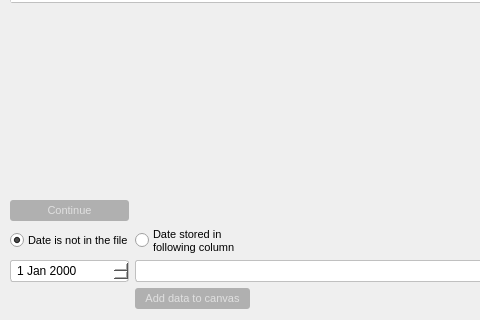
Above: widgets/import_shp_dialog_base.ui from axelande/geodatafarm3 before the change; both pictures show x 0 to 480 and y 332 to 652 of the 1098 by 652 pixel window. Below: the same form after it.
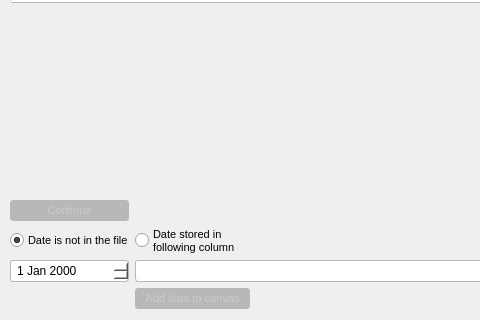
That is the form after the change.

The edit to the form file:
```diff
--- a/widgets/import_shp_dialog_base.ui
+++ b/widgets/import_shp_dialog_base.ui
@@ -22,13 +22,13 @@
 
 /* === Tab bars === */
 QTabWidget::pane {
-  border: 1px solid #c0c0c0;
+  border: 1px solid palette(mid);
   border-radius: 3px;
-  background: #ffffff;
+  background: palette(base);
 }
 QTabBar::tab {
-  background: #f0f0f0;
-  border: 1px solid #c0c0c0;
+  background: palette(window);
+  border: 1px solid palette(mid);
   border-bottom: none;
   border-top-left-radius: 3px;
   border-top-right-radius: 3px;
@@ -37,7 +37,7 @@
   font-size: 8pt;
 }
 QTabBar::tab:selected {
-  background: #ffffff;
+  background: palette(base);
   border-bottom: 2px solid #3574b0;
   color: #3574b0;
 }
@@ -61,16 +61,16 @@
   background-color: #1e4a6e;
 }
 QPushButton:disabled {
-  background-color: #b0b0b0;
-  color: #e0e0e0;
+  background-color: palette(mid);
+  color: palette(midlight);
 }
 
 /* === Inputs === */
 QLineEdit, QPlainTextEdit, QTextEdit {
-  border: 1px solid #c0c0c0;
+  border: 1px solid palette(mid);
   border-radius: 3px;
   padding: 2px 4px;
-  background: #ffffff;
+  background: palette(base);
 }
 QLineEdit:focus, QPlainTextEdit:focus, QTextEdit:focus {
   border: 1px solid #3574b0;
@@ -78,10 +78,10 @@
 
 /* === Combo boxes === */
 QComboBox {
-  border: 1px solid #c0c0c0;
+  border: 1px solid palette(mid);
   border-radius: 3px;
   padding: 2px 4px;
-  background: #ffffff;
+  background: palette(base);
 }
 QComboBox:hover {
   border: 1px solid #3574b0;
@@ -91,22 +91,22 @@
   width: 20px;
 }
 QComboBox QAbstractItemView {
-  color: #000000;
-  background: #ffffff;
-  selection-color: #000000;
-  selection-background-color: #e0e0e0;
+  color: palette(text);
+  background: palette(base);
+  selection-color: palette(highlighted-text);
+  selection-background-color: palette(highlight);
 }
 
 /* === Lists === */
 QListWidget {
-  border: 1px solid #c0c0c0;
+  border: 1px solid palette(mid);
   border-radius: 3px;
-  background: #ffffff;
+  background: palette(base);
 }
 
 /* === Group boxes === */
 QGroupBox {
-  border: 1px solid #c0c0c0;
+  border: 1px solid palette(mid);
   border-radius: 3px;
   margin-top: 8px;
   padding-top: 8px;
@@ -132,21 +132,21 @@
 
 /* === Calendar === */
 QCalendarWidget {
-  border: 1px solid #c0c0c0;
+  border: 1px solid palette(mid);
   border-radius: 3px;
 }
 
 /* === Table === */
 QTableWidget, QTableView {
-  border: 1px solid #c0c0c0;
+  border: 1px solid palette(mid);
   border-radius: 3px;
-  gridline-color: #e0e0e0;
+  gridline-color: palette(midlight);
 }
 QHeaderView::section {
-  background-color: #f0f0f0;
+  background-color: palette(window);
   border: none;
-  border-bottom: 1px solid #c0c0c0;
-  border-right: 1px solid #e0e0e0;
+  border-bottom: 1px solid palette(mid);
+  border-right: 1px solid palette(midlight);
   padding: 3px 6px;
   font-weight: bold;
   font-size: 8pt;
@@ -154,10 +154,10 @@
 
 /* === Spin boxes === */
 QSpinBox, QDoubleSpinBox, QDateEdit, QTimeEdit {
-  border: 1px solid #c0c0c0;
+  border: 1px solid palette(mid);
   border-radius: 3px;
   padding: 2px 4px;
-  background: #ffffff;
+  background: palette(base);
 }
 QSpinBox:focus, QDoubleSpinBox:focus, QDateEdit:focus, QTimeEdit:focus {
   border: 1px solid #3574b0;
```
Left out of the diff: 2 changed lines with no effect on the pictures.
